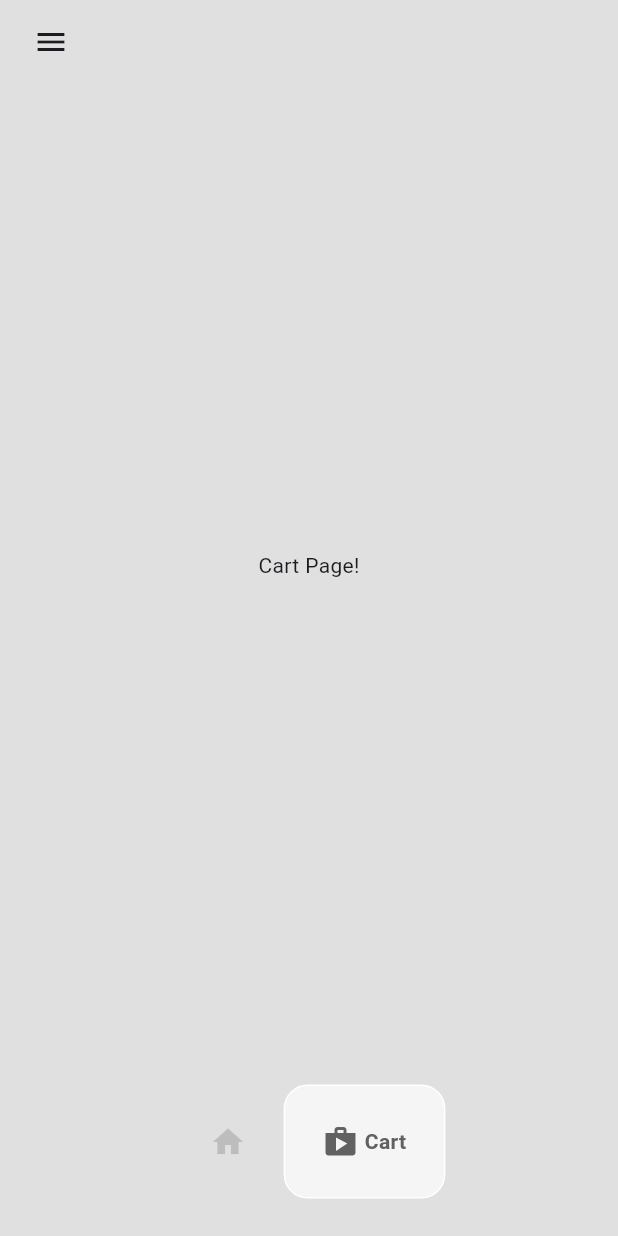
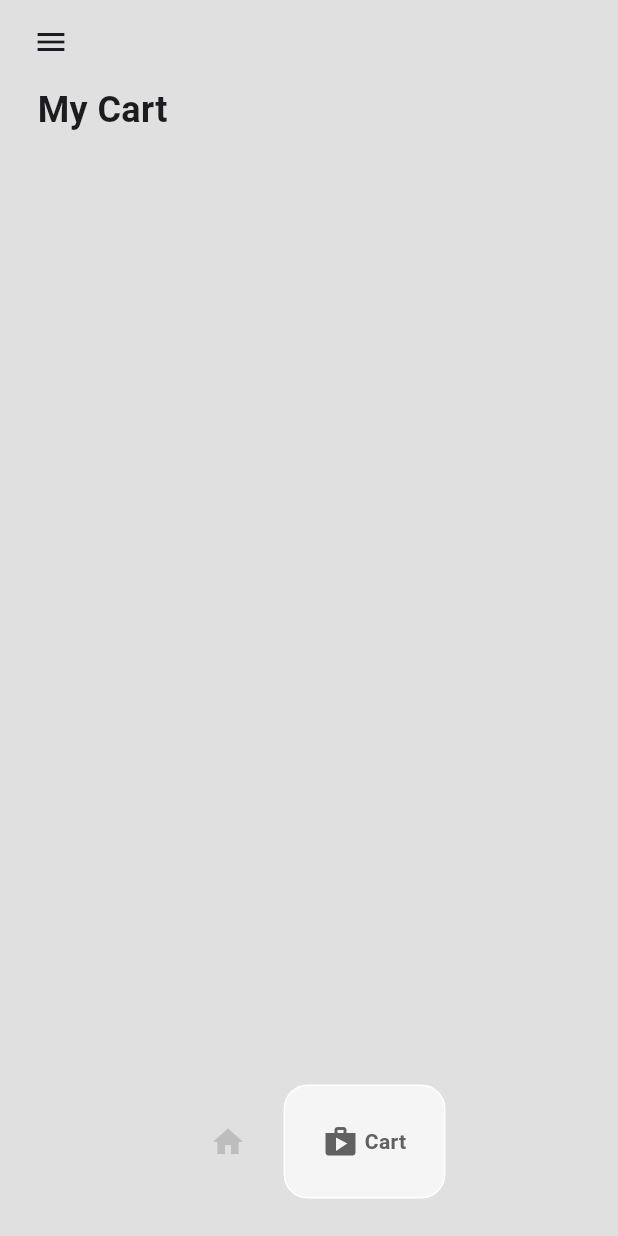
Before and after one commit to lenny1596/shoeShop-flutter, a Flutter app: the HomePage screen opened directly, item 2 of the bottom bar chosen, on a phone screen of 412 x 824 dp. Run offline on Flutter 3.47's test engine with Material 3 defaults, Android fonts, the phone set to English and light mode, and no system bars; drawn by our look-alikes of google_nav_bar.

Commit message:
Added a header & a listview to show the items present in the cart.

```diff
--- a/lib/pages/cart_page.dart
+++ b/lib/pages/cart_page.dart
@@ -1,12 +1,43 @@
+import 'package:ecommerce_flutter/components/cart_tile.dart';
+import 'package:ecommerce_flutter/models/cart_model.dart';
+import 'package:ecommerce_flutter/models/product_model.dart';
 import 'package:flutter/material.dart';
+import 'package:provider/provider.dart';
 
 class CartPage extends StatelessWidget {
   const CartPage({super.key});
 
   @override
   Widget build(BuildContext context) {
-    return const Center(
-      child: Text('Cart Page!'),
+    return Consumer<CartModel>(
+      builder: (context, value, child) => Padding(
+        padding: const EdgeInsets.symmetric(horizontal: 25.0),
+        child: Column(
+          crossAxisAlignment: CrossAxisAlignment.start,
+          children: [
+            const Text(
+              'My Cart',
+              style: TextStyle(
+                fontSize: 24,
+                fontWeight: FontWeight.bold,
+              ),
+            ),
+            const SizedBox(
+              height: 15,
+            ),
+            Expanded(
+              child: ListView.builder(
+                itemCount: value.getCartItems().length,
+                itemBuilder: (context, index) {
+                  // get the items in the cart
+                  ProductModel cartItem = value.getCartItems()[index];
+                  return CartTile(cartItem: cartItem);
+                },
+              ),
+            ),
+          ],
+        ),
+      ),
     );
   }
 }
```
